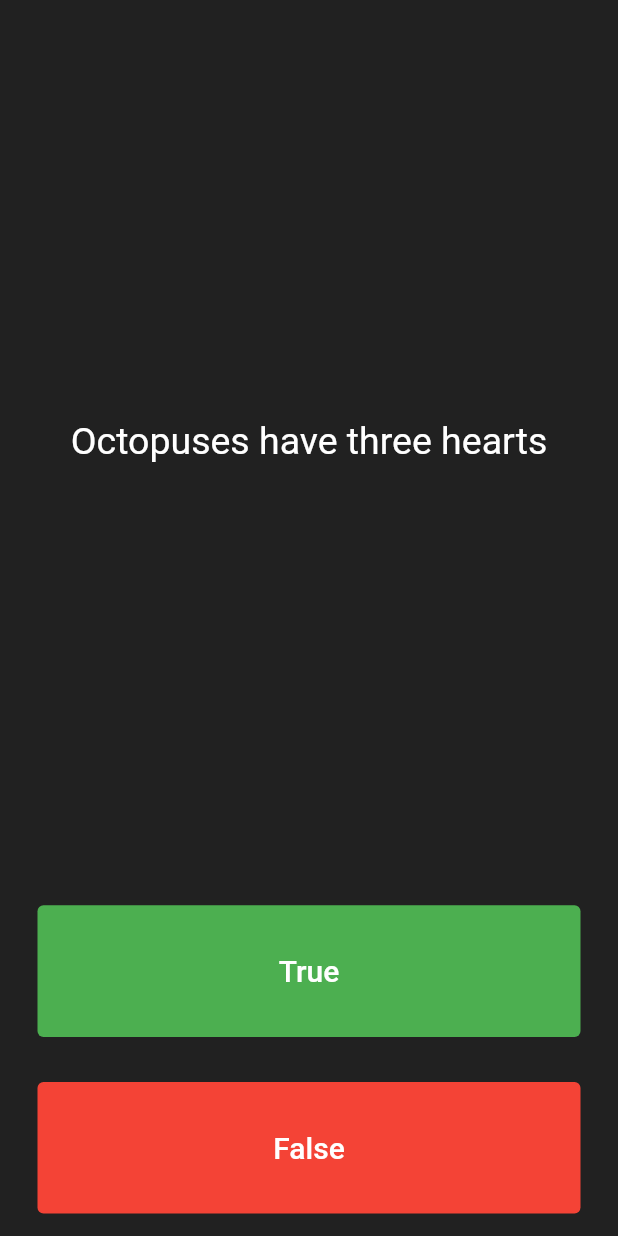
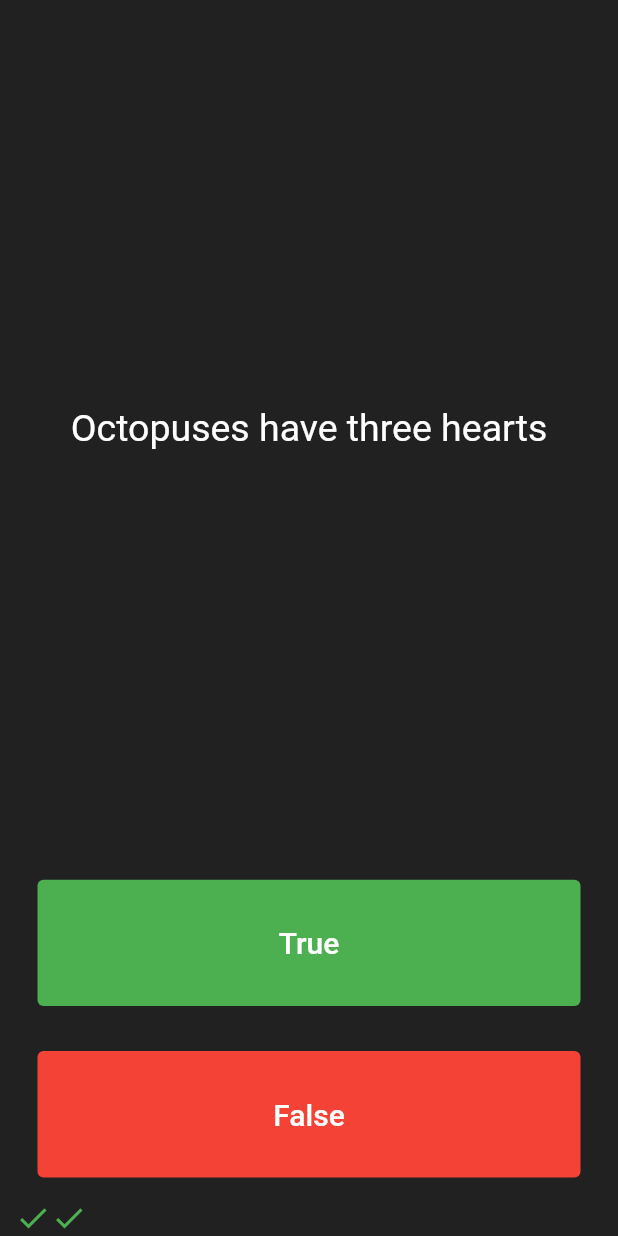
Before and after one commit to XAL-XAL/quizzer, a Flutter app: the screen it shows after launch, after a tap on "True", after a tap on "False", on a phone screen of 412 x 824 dp. Run offline on Flutter 3.47's test engine with Material 2 defaults, Android fonts, the phone set to English and light mode, and no system bars; our stand-ins replace rflutter_alert.

```diff
--- a/lib/main.dart
+++ b/lib/main.dart
@@ -1,5 +1,6 @@
 import 'package:flutter/material.dart';
 import 'package:quizzer/quiz.dart';
+import 'package:rflutter_alert/rflutter_alert.dart';
 
 Quiz quiz = Quiz();
 
@@ -29,6 +30,47 @@ class QuizPage extends StatefulWidget {
 
 class _QuizPageState extends State<QuizPage> {
   List<Icon> score = [];
+
+  void checkAnswer(bool userPickedAnswer) {
+    bool correct = quiz.getAnswer();
+
+    setState(() {
+      if (quiz.isFinished() == true) {
+        Alert(
+            context: context,
+            title: "Finished Quiz",
+            desc: "Flutter is awesome.",
+            buttons: [
+              DialogButton(
+                child: const Text(
+                  "Done",
+                  style: TextStyle(
+                    color: Colors.white,
+                    fontSize: 20,
+                  ),
+                ),
+                onPressed: () => Navigator.pop(context),
+              )
+            ]).show();
+        quiz.reset();
+        score = [];
+      } else {
+        if (userPickedAnswer == correct) {
+          score.add(const Icon(
+            Icons.check,
+            color: Colors.green,
+          ));
+        } else {
+          score.add(const Icon(
+            Icons.close,
+            color: Colors.red,
+          ));
+        }
+        quiz.nextQuestion();
+        quiz.isFinished();
+      }
+    });
+  }
 
   @override
   Widget build(BuildContext context) {
@@ -67,15 +109,7 @@ class _QuizPageState extends State<QuizPage> {
                 backgroundColor: Colors.green,
               ),
               onPressed: () {
-                bool correct = quiz.getAnswer();
-                if (correct == true) {
-                  print('You got the right answer');
-                } else {
-                  print('You got the wrong answer');
-                }
-                setState(() {
-                  quiz.nextQuestion();
-                });
+                checkAnswer(true);
               },
             ),
           ),
@@ -96,15 +130,7 @@ class _QuizPageState extends State<QuizPage> {
                   backgroundColor: Colors.red,
                 ),
                 onPressed: () {
-                  bool correct = quiz.getAnswer();
-                  if (correct == false) {
-                    print('You got the right answer');
-                  } else {
-                    print('You got the wrong answer');
-                  }
-                  setState(() {
-                    quiz.nextQuestion();
-                  });
+                  checkAnswer(false);
                 }),
           ),
         ),
--- a/lib/quiz.dart
+++ b/lib/quiz.dart
@@ -18,7 +18,7 @@ class Quiz {
   ];
 
   void nextQuestion() {
-    if (_counter < _questionList.length - 1) {
+    if (_counter < _questionList.length) {
       _counter++;
     }
   }
@@ -30,4 +30,18 @@ class Quiz {
   bool getAnswer() {
     return _questionList[_counter].isCorrect;
   }
+
+  bool isFinished() {
+    if (_counter == _questionList.length - 1) {
+      print("Finished Quiz");
+      return true;
+    } else {
+      print("Quiz not yet finished");
+      return false;
+    }
+  }
+
+  void reset() {
+    _counter = 0;
+  }
 }
--- a/pubspec.yaml
+++ b/pubspec.yaml
@@ -29,11 +29,8 @@ environment:
 dependencies:
   flutter:
     sdk: flutter
-
-
-  # The following adds the Cupertino Icons font to your application.
-  # Use with the CupertinoIcons class for iOS style icons.
   cupertino_icons: ^1.0.2
+  rflutter_alert: ^2.0.4
 
 dev_dependencies:
   flutter_test:
```
Also changed, not shown: pubspec.lock.
